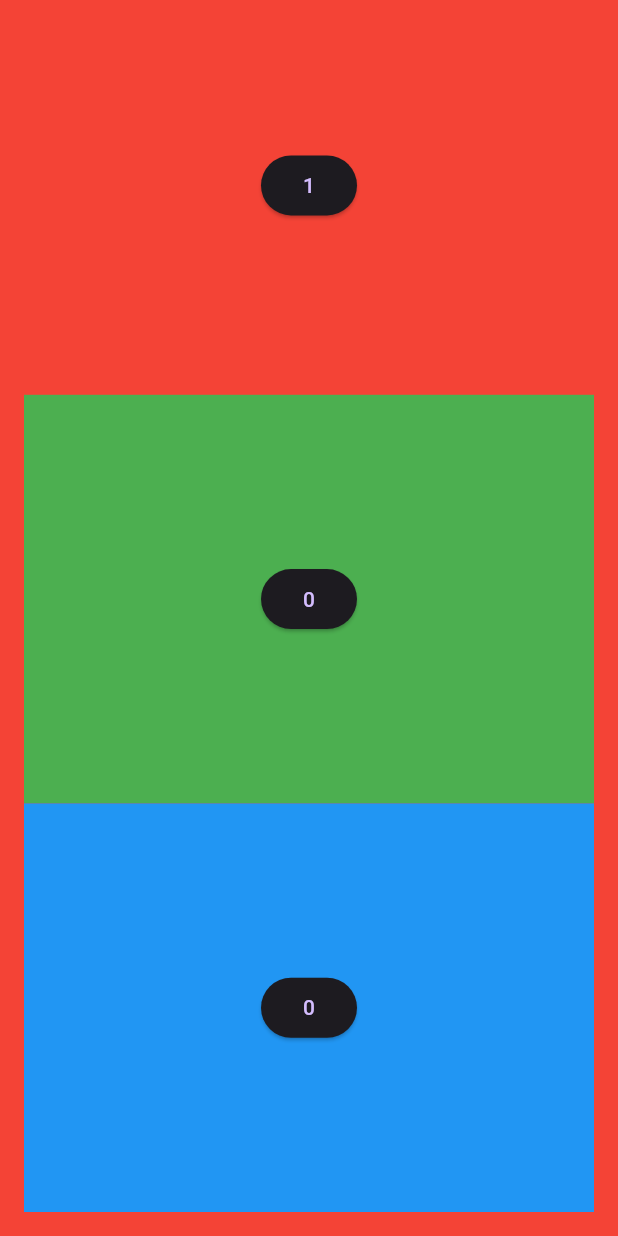
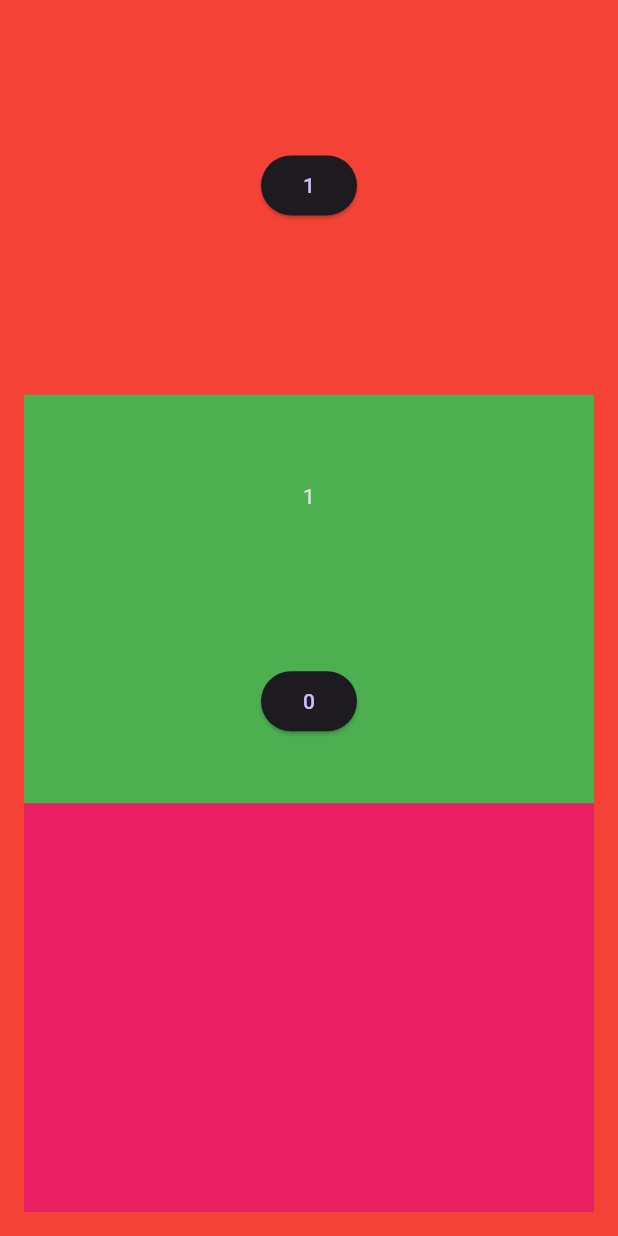
Before and after one commit to animousen4/flutter_pet, a Flutter app: the screen it shows after launch, after a tap on an icon or button, on a phone screen of 412 x 824 dp. Run offline on Flutter 3.47's test engine with Material 3 defaults, Android fonts, the light colour scheme and no system bars; our stand-ins replace bloc, flutter_bloc, freezed_annotation.

Commit message:
widget updating mechainsm

```diff
--- a/stf_widget/lib/main.dart
+++ b/stf_widget/lib/main.dart
@@ -29,6 +29,9 @@ class RedBox extends StatefulWidget {
 
   @override
   State<RedBox> createState() => _RedBoxState();
+
+  static int valueOf(BuildContext context) =>
+      context.dependOnInheritedWidgetOfExactType<_RedBoxInh>()!.value;
 }
 
 class _RedBoxState extends State<RedBox> {
@@ -36,8 +39,10 @@ class _RedBoxState extends State<RedBox> {
 
   @override
   Widget build(BuildContext context) {
-    print ("Red build");
-    return Container(
+    print("Red build");
+    return _RedBoxInh(
+      value: redCounter,
+      child: Container(
         color: Colors.red,
         child: Column(
           children: [
@@ -53,19 +58,23 @@ class _RedBoxState extends State<RedBox> {
                     child: Text("$redCounter")),
               ),
             ),
-          const Expanded(
+            Expanded(
               flex: 7,
               child: Padding(
                 padding: EdgeInsets.all(16.0),
                 child: Column(
                   children: [
-                  Expanded(child: GreenBox()),
-                  Expanded(child: BlueBox())
+                    const Expanded(child: GreenBox()),
+                    Expanded(
+                        child: redCounter % 2 == 0
+                            ? const BlueBox()
+                            : const PinkBox())
                   ],
                 ),
               ),
             ),
           ],
+        ),
       ),
     );
   }
@@ -97,6 +106,17 @@ class _RedBoxState extends State<RedBox> {
   }
 }
 
+class _RedBoxInh extends InheritedWidget {
+  final int value;
+
+  const _RedBoxInh({required super.child, required this.value});
+
+  @override
+  bool updateShouldNotify(covariant _RedBoxInh oldWidget) {
+    return oldWidget.value != value;
+  }
+}
+
 class GreenBox extends StatefulWidget {
   const GreenBox({super.key});
 
@@ -106,13 +126,17 @@ class GreenBox extends StatefulWidget {
 
 class _GreenBoxState extends State<GreenBox> {
   int greenCounter = 0;
-
+  int redValue = 0;
   @override
   Widget build(BuildContext context) {
     print("Green build");
     return Container(
       constraints: const BoxConstraints.expand(),
       color: Colors.green,
+      child: Column(
+        children: [
+          Expanded(child: Center(child: Text("$redValue"))),
+          Expanded(
             child: Center(
               child: ElevatedButton(
                   onPressed: () {
@@ -122,12 +146,18 @@ class _GreenBoxState extends State<GreenBox> {
                   },
                   child: Text("$greenCounter")),
             ),
+          ),
+        ],
+      ),
     );
   }
 
   @override
   void didChangeDependencies() {
     super.didChangeDependencies();
+
+    // subscribing on the inherited of RedBox
+    redValue = RedBox.valueOf(context);
 
     print("Green didChangeDependencies");
   }
@@ -207,6 +237,22 @@ class _BlueBoxState extends State<BlueBox> {
   }
 }
 
+class PinkBox extends StatefulWidget {
+  const PinkBox({super.key});
+
+  @override
+  State<PinkBox> createState() => _PinkBoxState();
+}
+
+class _PinkBoxState extends State<PinkBox> {
+  @override
+  Widget build(BuildContext context) {
+    return Container(
+      color: Colors.pink,
+    );
+  }
+}
+
 class SomePage extends StatelessWidget {
   const SomePage({super.key});
 
```
Lines whose indentation alone changed are shown as unchanged.
